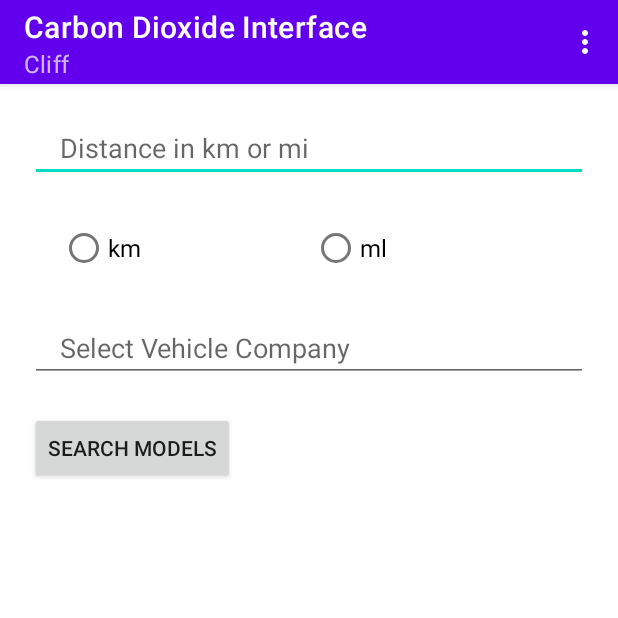
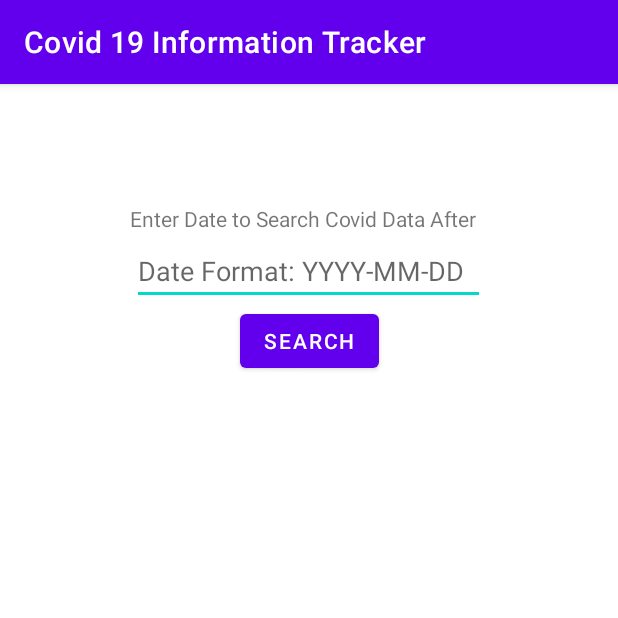
Before and after one commit to Clifford-124/CST2335_Final_Project, an Android app: the screen it shows after launch (CarbonDetectActivity before the commit, CovidActivity after it), on a phone screen of 412 x 824 dp, the top half of it. Run offline under Robolectric (Android 15) with nearby library versions, the phone set to English and light mode, and no system bars.

Commit message:
Covid Activity GUI commit

```diff
--- a/app/build.gradle
+++ b/app/build.gradle
@@ -35,6 +35,7 @@ dependencies {
     implementation 'androidx.appcompat:appcompat:1.3.1'
     implementation 'com.google.android.material:material:1.4.0'
     implementation 'androidx.constraintlayout:constraintlayout:2.1.1'
+    implementation 'androidx.recyclerview:recyclerview:1.2.1'
     implementation 'androidx.lifecycle:lifecycle-livedata-ktx:2.3.1'
     implementation 'androidx.lifecycle:lifecycle-viewmodel-ktx:2.3.1'
     implementation 'androidx.navigation:navigation-fragment:2.3.5'
--- /dev/null
+++ b/app/src/main/java/com/project/cst2335/CovidActivity.java
@@ -0,0 +1,47 @@
+package com.project.cst2335;
+
+import android.content.Context;
+import android.content.Intent;
+import android.content.SharedPreferences;
+import android.os.Bundle;
+import android.widget.Button;
+import android.widget.EditText;
+import android.widget.TextView;
+import android.widget.Toast;
+
+import androidx.annotation.Nullable;
+import androidx.appcompat.app.AppCompatActivity;
+
+public class CovidActivity extends AppCompatActivity {
+
+    //variable declaration
+
+    @Override
+    protected void onCreate(@Nullable Bundle savedInstanceState) {
+        super.onCreate(savedInstanceState);
+        setContentView(R.layout.activity_covid);
+
+        EditText date = findViewById(R.id.etDate);
+        Button sbtn = findViewById(R.id.srchbtn);
+        TextView enter = findViewById(R.id.enterDate);
+
+        SharedPreferences prefs = getSharedPreferences("MyData", Context.MODE_PRIVATE);
+        String searchDate = prefs.getString("Search Date", "");
+
+        date.setText(searchDate);
+
+
+        SharedPreferences.Editor edtr = prefs.edit();
+
+
+        sbtn.setOnClickListener(clk -> {
+            Intent nextPage = new Intent(CovidActivity.this, ResultsActivity.class);
+            nextPage.putExtra("Search Date", date.getText().toString());
+            edtr.putString("Search Date", date.getText().toString());
+            Toast.makeText(CovidActivity.this, "Getting search results for your entered date ", Toast.LENGTH_LONG).show();
+            edtr.apply();
+            startActivity(nextPage);
+
+        });
+    }
+}
--- /dev/null
+++ b/app/src/main/res/layout/activity_covid.xml
@@ -0,0 +1,42 @@
+<?xml version="1.0" encoding="utf-8"?>
+<androidx.constraintlayout.widget.ConstraintLayout xmlns:android="http://schemas.android.com/apk/res/android"
+    xmlns:app="http://schemas.android.com/apk/res-auto"
+    xmlns:tools="http://schemas.android.com/tools"
+    android:layout_width="match_parent"
+    android:layout_height="match_parent">
+
+    <TextView
+        android:id="@+id/enterDate"
+        android:layout_width="239dp"
+        android:layout_height="21dp"
+        android:layout_marginTop="80dp"
+        android:ems="10"
+        android:inputType="textPersonName"
+        android:text="Enter Date to Search Covid Data After"
+        app:layout_constraintEnd_toEndOf="parent"
+        app:layout_constraintHorizontal_bias="0.5"
+        app:layout_constraintStart_toStartOf="parent"
+        app:layout_constraintTop_toTopOf="parent" />
+
+    <Button
+        android:id="@+id/srchbtn"
+        android:layout_width="wrap_content"
+        android:layout_height="wrap_content"
+        android:text="SEARCH"
+        app:layout_constraintEnd_toEndOf="parent"
+        app:layout_constraintStart_toStartOf="parent"
+        app:layout_constraintTop_toBottomOf="@+id/etDate" />
+
+    <EditText
+        android:id="@+id/etDate"
+        android:layout_width="235dp"
+        android:layout_height="42dp"
+        android:layout_marginTop="4dp"
+        android:ems="10"
+        android:hint="@string/hintdate"
+        android:inputType="date"
+        app:layout_constraintEnd_toEndOf="parent"
+        app:layout_constraintHorizontal_bias="0.497"
+        app:layout_constraintStart_toStartOf="parent"
+        app:layout_constraintTop_toBottomOf="@+id/enterDate" />
+</androidx.constraintlayout.widget.ConstraintLayout>
--- a/app/src/main/res/values/strings.xml
+++ b/app/src/main/res/values/strings.xml
@@ -23,4 +23,5 @@
     <string name="search_pexels_pictures">Search Pictures</string>
 
     <string name="help">Help</string>
+    <string name="hintdate">Date Format: YYYY-MM-DD</string>
 </resources>
```
Also changed, not shown: app/src/main/AndroidManifest.xml (+18 -8 lines), app/src/main/java/com/project/cst2335/ResultsActivity.java (added, +69 -0 lines), app/src/main/res/layout/activity_results.xml (added, +37 -0 lines).
